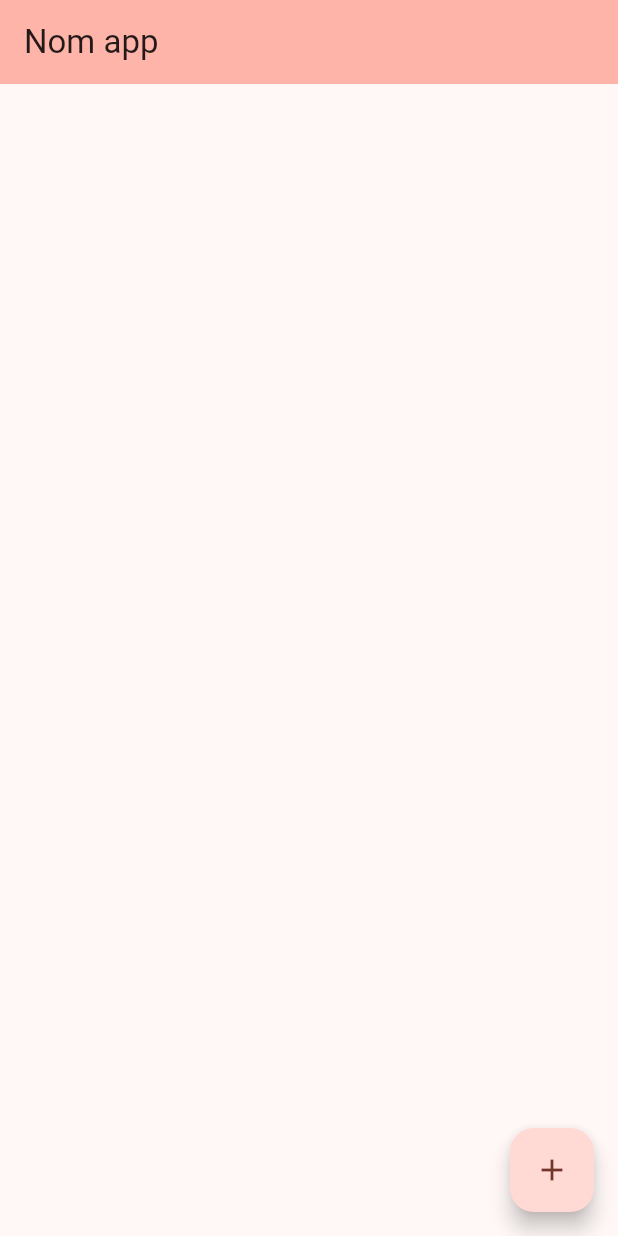
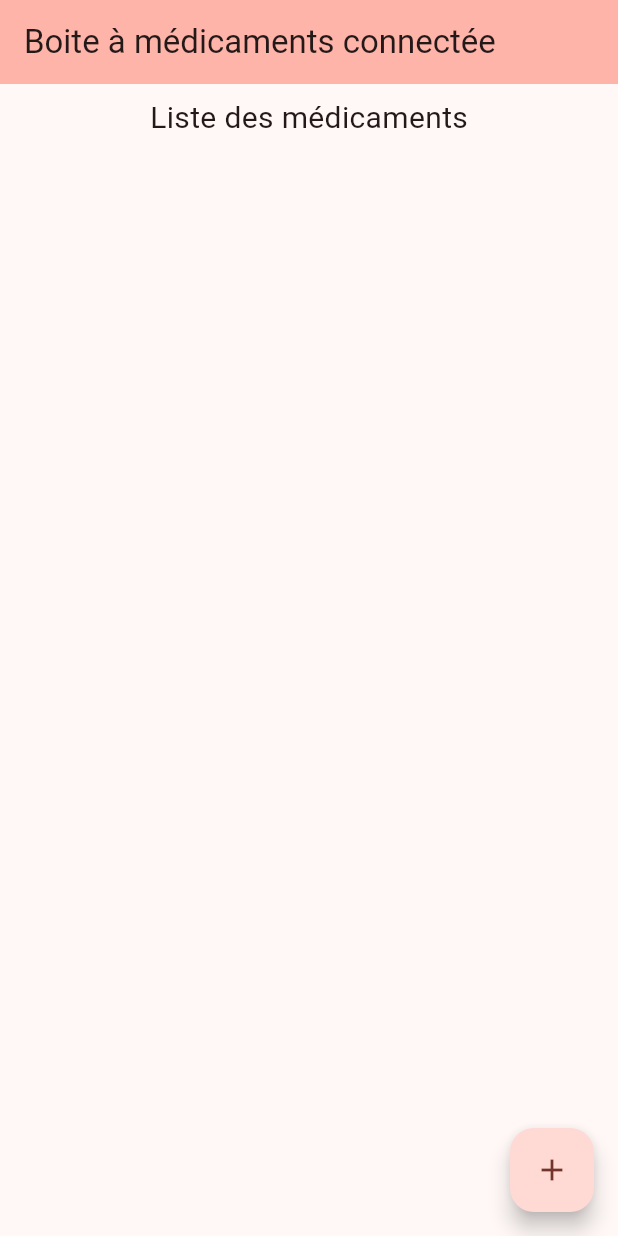
Before and after one commit to HugoLAMOUREUX/iot-app, a Flutter app: the screen it shows after launch, on a phone screen of 412 x 824 dp. Run offline on Flutter 3.47's test engine with Material 3 defaults, Android fonts, the phone set to English and light mode, and no system bars; our stand-ins replace flutter_time_picker_spinner; missing offline and left inert: mqtt_client.

Commit message:
list of drugs displayed on the main page

```diff
--- a/lib/main.dart
+++ b/lib/main.dart
@@ -1,6 +1,8 @@
 import 'package:flutter/material.dart';
 import 'package:iot_app/providers/new_drug_data.dart';
-import 'package:iot_app/screens/home_page.dart';
+import 'package:iot_app/providers/drugs.dart';
+
+import 'package:iot_app/screens/home_page/home_page.dart';
 import 'package:provider/provider.dart';
 
 void main() {
@@ -10,6 +12,7 @@ void main() {
         ChangeNotifierProvider(
           create: (context) => NewDrugData(),
         ),
+        ChangeNotifierProvider(create: (context) => Drugs())
       ],
       child: const MyApp(),
     ),
@@ -29,7 +32,7 @@ class MyApp extends StatelessWidget {
         colorScheme: ColorScheme.fromSeed(seedColor: Colors.red),
         useMaterial3: true,
       ),
-      home: const MyHomePage(title: 'Nom app'),
+      home: const MyHomePage(title: 'Boite à médicaments connectée'),
     );
   }
 }
--- /dev/null
+++ b/lib/models/drug_model.dart
@@ -0,0 +1,13 @@
+class DrugModel {
+  String name;
+  List<String> days;
+  int hour;
+  int minute;
+
+  DrugModel({
+    required this.name,
+    required this.days,
+    required this.hour,
+    required this.minute,
+  });
+}
--- /dev/null
+++ b/lib/providers/drugs.dart
@@ -0,0 +1,16 @@
+import 'dart:io';
+
+import 'package:flutter/material.dart';
+
+import '../models/drug_model.dart';
+
+class Drugs extends ChangeNotifier {
+  List<DrugModel> _drugs = [];
+
+  void addDrug(DrugModel drug) {
+    _drugs.add(drug);
+    notifyListeners();
+  }
+
+  List<DrugModel> get drugs => _drugs;
+}
--- a/lib/screens/home_page.dart
+++ /dev/null
@@ -1,41 +0,0 @@
-import 'package:flutter/material.dart';
-import 'package:iot_app/screens/adding_page/adding_page.dart';
-
-class MyHomePage extends StatefulWidget {
-  const MyHomePage({super.key, required this.title});
-
-  // This widget is the home page of your application. It is stateful, meaning
-  // that it has a State object (defined below) that contains fields that affect
-  // how it looks.
-
-  // This class is the configuration for the state. It holds the values (in this
-  // case the title) provided by the parent (in this case the App widget) and
-  // used by the build method of the State. Fields in a Widget subclass are
-  // always marked "final".
-
-  final String title;
-
-  @override
-  State<MyHomePage> createState() => _MyHomePageState();
-}
-
-class _MyHomePageState extends State<MyHomePage> {
-  @override
-  Widget build(BuildContext context) {
-    return Scaffold(
-      appBar: AppBar(
-        backgroundColor: Theme.of(context).colorScheme.inversePrimary,
-        title: Text(widget.title),
-      ),
-      body: Container(),
-      floatingActionButton: FloatingActionButton(
-        onPressed: () {
-          // navigate to adding page
-          Navigator.push(context,
-              MaterialPageRoute(builder: (context) => const AddingPage()));
-        },
-        child: const Icon(Icons.add),
-      ),
-    );
-  }
-}
--- /dev/null
+++ b/lib/screens/home_page/home_page.dart
@@ -0,0 +1,86 @@
+import 'package:flutter/material.dart';
+import 'package:iot_app/screens/adding_page/adding_page.dart';
+import 'package:provider/provider.dart';
+
+import '../../providers/drugs.dart';
+
+class MyHomePage extends StatefulWidget {
+  const MyHomePage({super.key, required this.title});
+
+  // This widget is the home page of your application. It is stateful, meaning
+  // that it has a State object (defined below) that contains fields that affect
+  // how it looks.
+
+  // This class is the configuration for the state. It holds the values (in this
+  // case the title) provided by the parent (in this case the App widget) and
+  // used by the build method of the State. Fields in a Widget subclass are
+  // always marked "final".
+
+  final String title;
+
+  @override
+  State<MyHomePage> createState() => _MyHomePageState();
+}
+
+class _MyHomePageState extends State<MyHomePage> {
+  @override
+  Widget build(BuildContext context) {
+    return Scaffold(
+      appBar: AppBar(
+        backgroundColor: Theme.of(context).colorScheme.inversePrimary,
+        title: Text(widget.title),
+      ),
+      body: //all the drugs displayed in a list
+          Center(
+        child: Consumer<Drugs>(
+          builder: (context, drugs, child) => Column(
+            children: [
+              const Padding(
+                padding: EdgeInsets.all(8.0),
+                child: Text('Liste des médicaments',
+                    style: TextStyle(fontSize: 20)),
+              ),
+              Expanded(
+                child: ListView.builder(
+                  itemCount: drugs.drugs.length,
+                  itemBuilder: (context, index) {
+                    return Card(
+                      elevation: 2.0,
+                      margin: const EdgeInsets.symmetric(
+                          vertical: 8.0, horizontal: 16.0),
+                      child: ListTile(
+                        contentPadding: const EdgeInsets.all(16.0),
+                        tileColor: Colors.white,
+                        shape: RoundedRectangleBorder(
+                          borderRadius: BorderRadius.circular(8.0),
+                          side: const BorderSide(color: Colors.white),
+                        ),
+                        title: Text(
+                          drugs.drugs[index].name,
+                          style: const TextStyle(
+                              fontSize: 18.0, fontWeight: FontWeight.bold),
+                        ),
+                        subtitle: Text(
+                          '${drugs.drugs[index].days} à ${drugs.drugs[index].hour}:${drugs.drugs[index].minute}',
+                          style: const TextStyle(fontSize: 14.0),
+                        ),
+                      ),
+                    );
+                  },
+                ),
+              ),
+            ],
+          ),
+        ),
+      ),
+      floatingActionButton: FloatingActionButton(
+        onPressed: () {
+          // navigate to adding page
+          Navigator.push(context,
+              MaterialPageRoute(builder: (context) => const AddingPage()));
+        },
+        child: const Icon(Icons.add),
+      ),
+    );
+  }
+}
```
Also changed, not shown: lib/screens/adding_page/adding_page.dart (+12 -5 lines).
